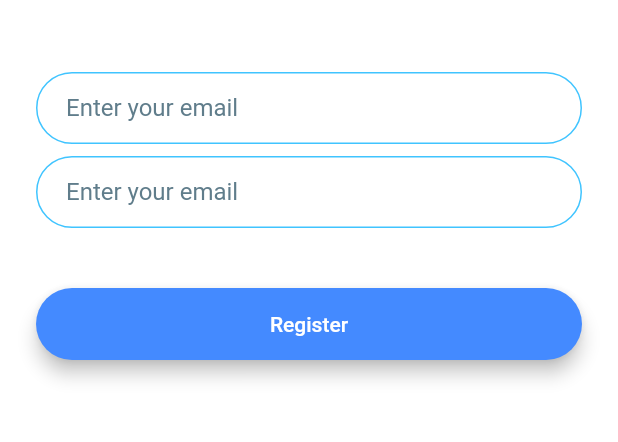
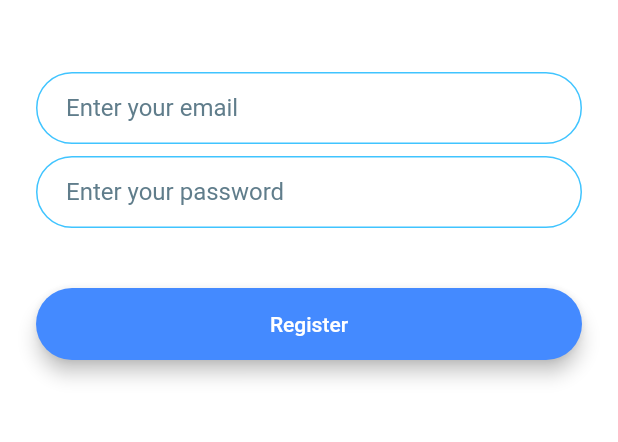
Before and after one commit to ialameh/flash, a Flutter app: the screen it shows after launch, after a tap on "Register", on a phone screen of 412 x 824 dp, the part 576-1018 px from its top. Run offline on Flutter 3.47's test engine with Material 2 defaults, Android fonts, the phone set to English and light mode, and no system bars; our stand-ins replace firebase_auth; accounts and stored records are empty.

```diff
--- a/lib/constants.dart
+++ b/lib/constants.dart
@@ -21,6 +21,7 @@ const kMessageContainerDecoration = BoxDecoration(
 const  kInputDecoration = InputDecoration(
               hintText: 'Enter your password.',
               hintStyle: TextStyle(color: Colors.blueGrey),
+
               contentPadding:
                   EdgeInsets.symmetric(vertical: 10.0, horizontal: 20.0),
               border: OutlineInputBorder(
--- a/lib/main.dart
+++ b/lib/main.dart
@@ -12,7 +12,7 @@ class FlashChat extends StatelessWidget {
     return MaterialApp(
       theme: ThemeData.dark().copyWith(
         textTheme: TextTheme(
-          body1: TextStyle(color: Colors.black54),
+          headline5: TextStyle(color: Colors.black54),
         ),
       ),
       home: WelcomeScreen(),
@@ -21,7 +21,7 @@ class FlashChat extends StatelessWidget {
         WelcomeScreen.id : (context) => WelcomeScreen(),
         LoginScreen.id : (context) => LoginScreen(),
         RegistrationScreen.id : (context) => RegistrationScreen(),
-        LoginScreen.id : (context)=> LoginScreen(),
+        ChatScreen.id : (context)=> ChatScreen(),
 
       },
     );
--- a/lib/screens/registration_screen.dart
+++ b/lib/screens/registration_screen.dart
@@ -1,3 +1,4 @@
+import 'package:firebase_auth/firebase_auth.dart';
 import 'package:flutter/material.dart';
 
 import '../constants.dart';
@@ -9,6 +10,9 @@ class RegistrationScreen extends StatefulWidget {
 }
 
 class _RegistrationScreenState extends State<RegistrationScreen> {
+  final _auth = FirebaseAuth.instance;
+  String email;
+  String password;
   @override
   Widget build(BuildContext context) {
     return Scaffold(
@@ -27,8 +31,11 @@ class _RegistrationScreenState extends State<RegistrationScreen> {
               height: 48.0,
             ),
             TextField(
+              style: TextStyle(color: Colors.greenAccent),
+              keyboardType: TextInputType.emailAddress,
               onChanged: (value) {
                 //Do something with the user input.
+                email = value;
               },
               decoration:
                   kInputDecoration.copyWith(hintText: 'Enter your email'),
@@ -37,11 +44,14 @@ class _RegistrationScreenState extends State<RegistrationScreen> {
               height: 8.0,
             ),
             TextField(
+              style: TextStyle(color: Colors.greenAccent),
+              obscureText: true,
               onChanged: (value) {
                 //Do something with the user input.
+                password = value;
               },
               decoration:
-                  kInputDecoration.copyWith(hintText: 'Enter your email'),
+                  kInputDecoration.copyWith(hintText: 'Enter your password'),
             ),
             SizedBox(
               height: 24.0,
@@ -55,6 +65,8 @@ class _RegistrationScreenState extends State<RegistrationScreen> {
                 child: MaterialButton(
                   onPressed: () {
                     //Implement registration functionality.
+                    print(email);
+                    print(password);
                   },
                   minWidth: 200.0,
                   height: 42.0,
```
